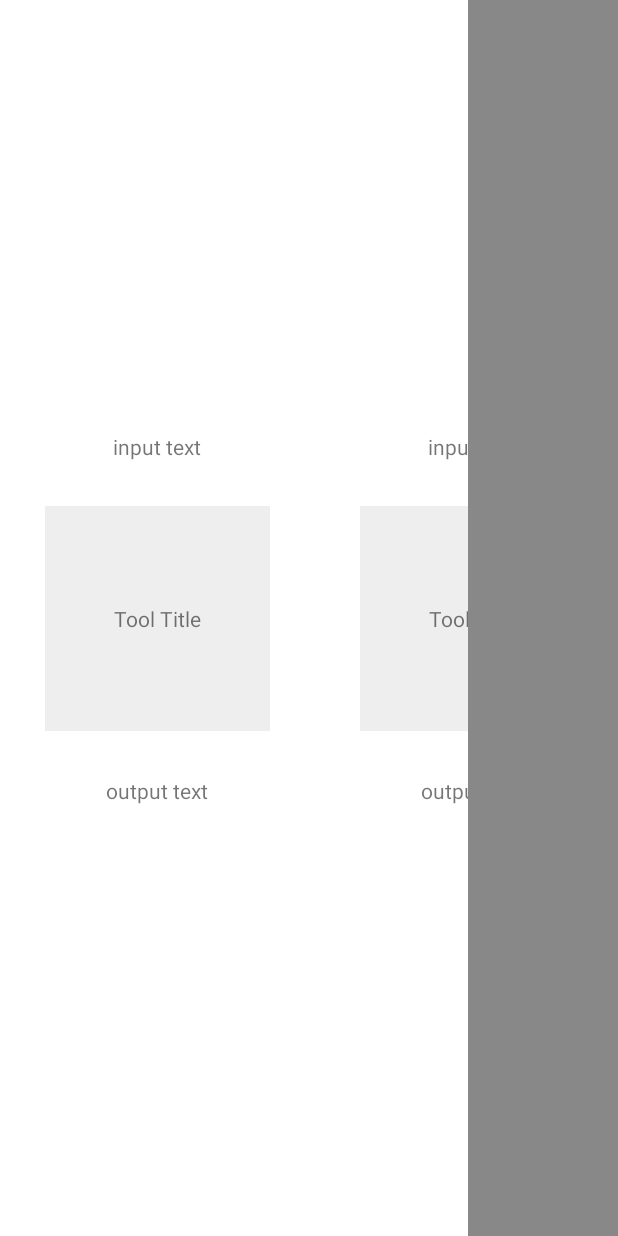
After one commit to nitek29/Pasapalabra, an Android app: the layout activity_tool_chain.xml on its own in the app's theme, with its tools: preview values and no code run, on a phone screen of 412 x 824 dp. The commit adds this screen. Run offline under Robolectric (Android 15) with nearby library versions, the phone set to English and light mode, and no system bars.

Commit message:
workmanager v1

```diff
--- a/app/src/main/java/com/example/pasapalabra/SpeechToTextActivity.kt
+++ b/app/src/main/java/com/example/pasapalabra/SpeechToTextActivity.kt
@@ -27,8 +27,8 @@ class SpeechToTextActivity : AppCompatActivity() {
         }
 
 
-        val service = BlockService(this)
-        speechToText = service.speechToText()
+        //val service = BlockService(this)
+        //speechToText = service.speechToText()
 
         record_button.setOnTouchListener { v, event ->
             if (event.action == MotionEvent.ACTION_DOWN) {
--- a/app/src/main/java/com/example/pasapalabra/TextToSpeechActivity.kt
+++ b/app/src/main/java/com/example/pasapalabra/TextToSpeechActivity.kt
@@ -18,8 +18,8 @@ class TextToSpeechActivity : AppCompatActivity() {
         super.onCreate(savedInstanceState)
         setContentView(R.layout.activity_text_to_speech)
 
-        val service = BlockService(this)
-        speaker = service.textToSpeech()
+       /* val service = BlockService(this)
+        speaker = service.textToSpeech()*/
 
         //cf build.gradle kotlin-android-extensions
         //cf import kotlinx.android.synthetic.main.activity_text_to_speech.*
--- a/app/src/main/java/com/example/pasapalabra/TranslatorActivity.kt
+++ b/app/src/main/java/com/example/pasapalabra/TranslatorActivity.kt
@@ -15,8 +15,8 @@ class TranslatorActivity : AppCompatActivity() {
         super.onCreate(savedInstanceState)
         setContentView(R.layout.activity_translator)
 
-        val service = BlockService(this)
-        translator = service.translator(Locale.FRENCH, Locale.ENGLISH)
+        /*val service = BlockService(this)
+        translator = service.translator(Locale.FRENCH, Locale.ENGLISH)*/
 
         translate_button.setOnClickListener {
             translator.translate(edit_query.text.toString()) { enText ->
--- /dev/null
+++ b/app/src/main/res/layout/activity_tool_chain.xml
@@ -0,0 +1,34 @@
+<?xml version="1.0" encoding="utf-8"?>
+<androidx.constraintlayout.widget.ConstraintLayout
+    xmlns:android="http://schemas.android.com/apk/res/android"
+    xmlns:app="http://schemas.android.com/apk/res-auto"
+    xmlns:tools="http://schemas.android.com/tools"
+    android:layout_width="match_parent"
+    android:layout_height="match_parent"
+    tools:context=".BlockActivity">
+
+    <androidx.recyclerview.widget.RecyclerView
+        android:id="@+id/tool_chain_list"
+        android:layout_width="0dp"
+        android:layout_height="wrap_content"
+        android:orientation="horizontal"
+        app:layoutManager="androidx.recyclerview.widget.LinearLayoutManager"
+        app:layout_constraintBottom_toBottomOf="parent"
+        app:layout_constraintEnd_toStartOf="@+id/tool_list"
+        app:layout_constraintStart_toStartOf="parent"
+        app:layout_constraintTop_toTopOf="parent"
+        tools:listitem="@layout/list_item_tool_chain"/>
+
+    <ListView
+        android:id="@+id/tool_list"
+        android:layout_width="100dp"
+        android:layout_height="match_parent"
+        android:background="#888"
+        app:layout_constraintBottom_toBottomOf="parent"
+        app:layout_constraintTop_toTopOf="parent"
+        app:layout_constraintEnd_toEndOf="parent"
+        tools:listitem="@android:layout/simple_list_item_1"/>
+
+
+
+</androidx.constraintlayout.widget.ConstraintLayout>
--- /dev/null
+++ b/app/src/main/res/layout/list_item_tool_chain.xml
@@ -0,0 +1,48 @@
+<?xml version="1.0" encoding="utf-8"?>
+<androidx.constraintlayout.widget.ConstraintLayout
+    xmlns:android="http://schemas.android.com/apk/res/android"
+    xmlns:tools="http://schemas.android.com/tools"
+    xmlns:app="http://schemas.android.com/apk/res-auto"
+    android:layout_width="150dp"
+    android:layout_height="wrap_content"
+    android:layout_margin="30dp"
+    android:orientation="vertical">
+
+    <TextView
+        android:id="@+id/text_input"
+        android:layout_width="match_parent"
+        android:layout_height="wrap_content"
+        android:gravity="center"
+        android:layout_margin="30dp"
+        app:layout_constraintStart_toStartOf="parent"
+        app:layout_constraintEnd_toEndOf="parent"
+        app:layout_constraintBottom_toTopOf="@+id/text_box"
+        tools:text="input text" />
+
+    <TextView
+        android:id="@+id/text_box"
+        android:layout_width="match_parent"
+        android:layout_height="150dp"
+        android:background="#EEE"
+        android:gravity="center"
+        app:layout_constraintBottom_toBottomOf="parent"
+        app:layout_constraintEnd_toEndOf="parent"
+        app:layout_constraintStart_toStartOf="parent"
+        app:layout_constraintTop_toTopOf="parent"
+        tools:text="Tool Title" />
+
+    <TextView
+        android:id="@+id/text_output"
+        android:layout_width="match_parent"
+        android:layout_height="wrap_content"
+        android:gravity="center"
+        android:layout_margin="30dp"
+        app:layout_constraintStart_toStartOf="parent"
+        app:layout_constraintEnd_toEndOf="parent"
+        app:layout_constraintTop_toBottomOf="@+id/text_box"
+        tools:text="output text"/>
+
+
+
+
+</androidx.constraintlayout.widget.ConstraintLayout>
```
Also changed, not shown: app/src/main/java/com/example/pasapalabra/Constants.kt (added, +23 -0 lines), app/src/main/java/com/example/pasapalabra/PasapalabraActivity.kt (+62 -2 lines), app/src/main/java/com/example/pasapalabra/PasapalabraViewModel.kt (+85 -5 lines), app/src/main/java/com/example/pasapalabra/tools/Service.kt (+5 -4 lines), app/src/main/java/com/example/pasapalabra/workers/SpeechRecognizerWorker.kt (+33 -12 lines), app/src/main/java/com/example/pasapalabra/workers/TextToSpeechWorker.kt (added, +40 -0 lines), app/src/main/java/com/example/pasapalabra/workers/TranslatorWorker.kt (added, +43 -0 lines).
